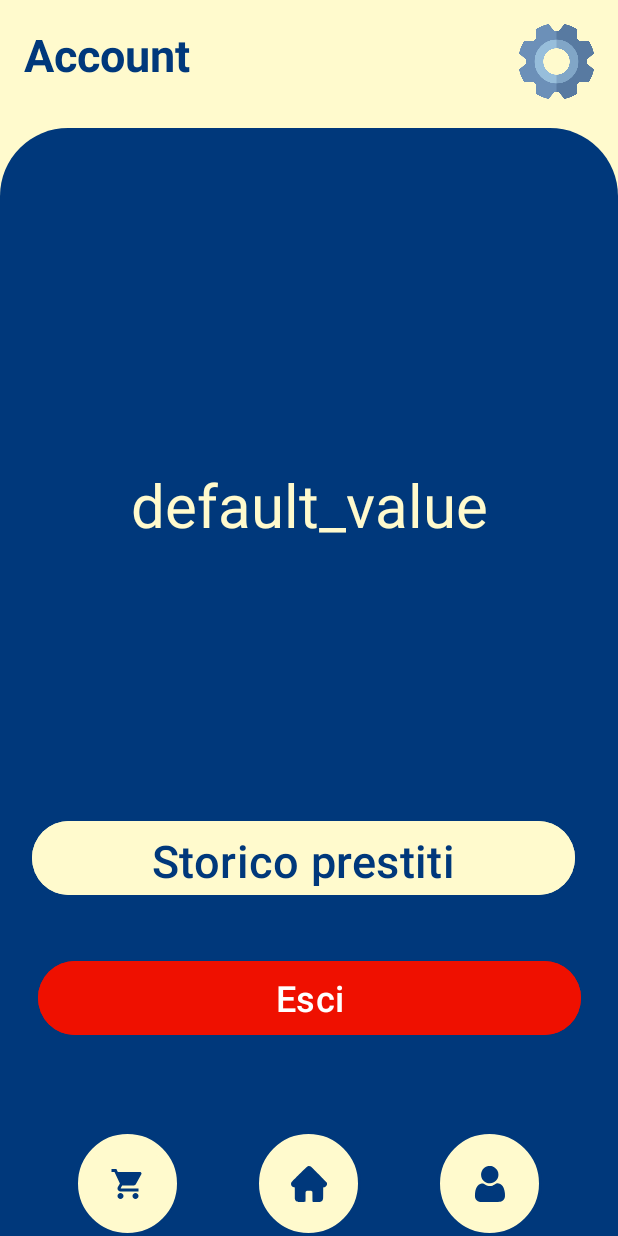
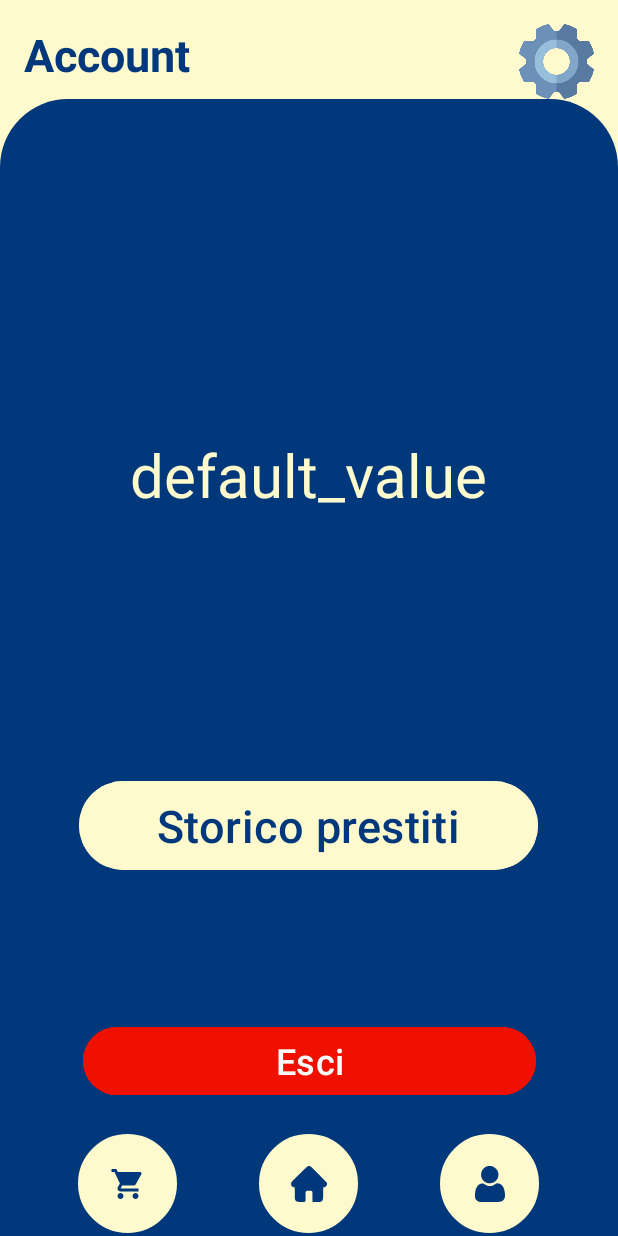
Before and after one commit to AntonioTagliafierro/TheLibrariansApp, an Android app: the ProfiloActivity screen opened directly, with no data from a screen before it, on a phone screen of 412 x 824 dp. Run offline under Robolectric (Android 15) with nearby library versions, the phone set to English and light mode, and no system bars.

Commit message:
sistemato layout view prestiti

```diff
--- a/app/src/main/java/com/example/thelibrariansapp/activity/HomeActivity.java
+++ b/app/src/main/java/com/example/thelibrariansapp/activity/HomeActivity.java
@@ -200,7 +200,6 @@ public class HomeActivity extends ImmersiveActivity {
                     // Caso 1: EditText vuoto e nessun genere selezionato
                     type = "allbooksavaiable";
                     filteredBooks = client.getFilteredBooks(type);
-                    runOnUiThread(() -> Toast.makeText(getApplicationContext(), "Nessun titolo o genere selezionato", Toast.LENGTH_SHORT).show());
                 } else if (!titolo.isEmpty() && genereSpinner.getSelectedItemPosition() != 0) {
                     // Caso 2: Titolo presente e genere selezionato
                     type = "totalfilteravaiable:" + titolo + ":" + genere;
@@ -220,7 +219,6 @@ public class HomeActivity extends ImmersiveActivity {
                     // Caso 1: EditText vuoto e nessun genere selezionato
                     type = "allbooks";
                     filteredBooks = client.getFilteredBooks(type);
-                    runOnUiThread(() -> Toast.makeText(getApplicationContext(), "Nessun titolo o genere selezionato", Toast.LENGTH_SHORT).show());
                 } else if (!titolo.isEmpty() && genereSpinner.getSelectedItemPosition() != 0) {
                     // Caso 2: Titolo presente e genere selezionato
                     type = "totalfilter:" + titolo + ":" + genere;
--- a/app/src/main/res/layout/activity_carrello.xml
+++ b/app/src/main/res/layout/activity_carrello.xml
@@ -9,7 +9,7 @@
     tools:context=".activity.CarrelloActivity">
 
     <TextView
-        android:id="@+id/storico"
+        android:id="@+id/carrello"
         android:layout_width="wrap_content"
         android:layout_height="wrap_content"
         android:layout_marginStart="16dp"
@@ -57,8 +57,8 @@
 
             <Button
                 android:id="@+id/orderBtn"
-                android:layout_width="365dp"
-                android:layout_height="50dp"
+                android:layout_width="327dp"
+                android:layout_height="52dp"
                 android:layout_marginStart="16dp"
                 android:layout_marginTop="18dp"
                 android:layout_marginEnd="16dp"
--- a/app/src/main/res/layout/activity_manage_books.xml
+++ b/app/src/main/res/layout/activity_manage_books.xml
@@ -12,14 +12,14 @@
         android:id="@+id/storico"
         android:layout_width="wrap_content"
         android:layout_height="wrap_content"
-        android:layout_marginStart="92dp"
+        android:layout_marginEnd="99dp"
         android:text="Storico prestiti"
         android:textColor="@color/navy"
         android:textSize="@dimen/title_dimen"
         android:textStyle="bold"
         app:layout_constraintBottom_toBottomOf="@+id/icon_app"
-        app:layout_constraintStart_toStartOf="parent"
         app:layout_constraintTop_toTopOf="@+id/icon_app"
+        app:layout_constraintStart_toEndOf="@id/backButton"
         app:layout_constraintVertical_bias="1.0" />
 
     <ScrollView
--- a/app/src/main/res/layout/activity_profilo.xml
+++ b/app/src/main/res/layout/activity_profilo.xml
@@ -1,4 +1,3 @@
-<?xml version="1.0" encoding="utf-8"?>
 <androidx.constraintlayout.widget.ConstraintLayout xmlns:android="http://schemas.android.com/apk/res/android"
     xmlns:app="http://schemas.android.com/apk/res-auto"
     xmlns:tools="http://schemas.android.com/tools"
@@ -6,33 +5,7 @@
     android:layout_width="match_parent"
     android:layout_height="match_parent"
     android:background="@color/lemon_cream"
-    android:fitsSystemWindows="true"
     tools:context=".activity.ProfiloActivity">
-
-
-    <LinearLayout
-        android:layout_width="match_parent"
-        android:layout_height="match_parent"
-        android:layout_marginTop="85dp"
-        android:layout_marginBottom="68dp"
-        android:backgroundTint="@color/navy"
-        android:background="@drawable/rounded_cont_top"
-        android:orientation="vertical"
-        app:layout_constraintBottom_toBottomOf="parent"
-        app:layout_constraintEnd_toEndOf="parent"
-        app:layout_constraintHorizontal_bias="0.0"
-        app:layout_constraintStart_toStartOf="parent"
-        app:layout_constraintTop_toTopOf="parent"></LinearLayout>
-
-    <ImageView
-        android:id="@+id/imageView"
-        android:layout_width="50dp"
-        android:layout_height="50dp"
-        android:layout_marginTop="16dp"
-        android:layout_marginEnd="16dp"
-        app:layout_constraintEnd_toEndOf="parent"
-        app:layout_constraintTop_toTopOf="parent"
-        app:srcCompat="@drawable/cogwheel" />
 
     <TextView
         android:id="@+id/settingsText"
@@ -48,45 +21,79 @@
         app:layout_constraintStart_toStartOf="parent"
         app:layout_constraintTop_toTopOf="parent" />
 
+    <ImageView
+        android:id="@+id/icon_app"
+        android:layout_width="50dp"
+        android:layout_height="50dp"
+        android:layout_marginTop="16dp"
+        android:layout_marginEnd="16dp"
+        app:layout_constraintEnd_toEndOf="parent"
+        app:layout_constraintTop_toTopOf="parent"
+        app:srcCompat="@drawable/cogwheel" />
+
+    <androidx.constraintlayout.widget.ConstraintLayout
+        android:id="@+id/linearLayout3"
+        android:layout_width="match_parent"
+        android:layout_height="0dp"
+        android:layout_marginBottom="68dp"
+        android:background="@drawable/rounded_cont_top"
+        android:backgroundTint="@color/navy"
+        app:layout_constraintBottom_toBottomOf="parent"
+        app:layout_constraintEnd_toEndOf="parent"
+        app:layout_constraintHorizontal_bias="1.0"
+        app:layout_constraintStart_toStartOf="parent"
+        app:layout_constraintTop_toBottomOf="@+id/icon_app"
+        app:layout_constraintVertical_bias="1.0">
+
         <TextView
             android:id="@+id/usernameText"
             android:layout_width="wrap_content"
             android:layout_height="wrap_content"
-        android:layout_marginBottom="180dp"
+            android:layout_marginStart="88dp"
+            android:layout_marginTop="85dp"
+            android:layout_marginEnd="89dp"
+            android:layout_marginBottom="36dp"
             android:text="Nome Utente"
             android:textAlignment="center"
             android:textColor="@color/lemon_cream"
             android:textSize="40dp"
             app:layout_constraintBottom_toTopOf="@+id/button"
             app:layout_constraintEnd_toEndOf="parent"
-        app:layout_constraintStart_toStartOf="parent" />
+            app:layout_constraintStart_toStartOf="parent"
+            app:layout_constraintTop_toTopOf="parent" />
+
+        <Button
+            android:id="@+id/button"
+            android:layout_width="306dp"
+            android:layout_height="67dp"
+            android:layout_marginStart="52dp"
+            android:layout_marginEnd="53dp"
+            android:layout_marginBottom="34dp"
+            android:backgroundTint="@color/lemon_cream"
+            android:text="Storico prestiti"
+            android:textColor="@color/navy"
+            android:textSize="30sp"
+            app:layout_constraintBottom_toBottomOf="parent"
+            app:layout_constraintEnd_toEndOf="parent"
+            app:layout_constraintStart_toStartOf="parent"
+            app:layout_constraintTop_toBottomOf="@+id/usernameText" />
+    </androidx.constraintlayout.widget.ConstraintLayout>
+
 
     <Button
         android:id="@+id/esciButton"
-        android:layout_width="362dp"
-        android:layout_height="57dp"
+        android:layout_width="302dp"
+        android:layout_height="53dp"
         android:layout_marginHorizontal="16dp"
-        android:layout_marginStart="10dp"
-        android:layout_marginEnd="10dp"
-        android:layout_marginBottom="60dp"
+        android:layout_marginBottom="20dp"
         android:backgroundTint="#EF1000"
         android:text="Esci"
+        android:textAlignment="center"
         android:textSize="24sp"
         app:cornerRadius="32dp"
-        app:layout_constraintBottom_toTopOf="@+id/linearLayout"
+        app:layout_constraintBottom_toTopOf="@+id/bottomButtonsLayout"
         app:layout_constraintEnd_toEndOf="parent"
         app:layout_constraintStart_toStartOf="parent" />
-
-
-    <LinearLayout
-        android:id="@+id/linearLayout"
-        android:layout_width="0dp"
-        android:layout_height="wrap_content"
-        android:orientation="horizontal"
-        app:layout_constraintBottom_toBottomOf="parent"
-        app:layout_constraintEnd_toEndOf="parent"
-        app:layout_constraintStart_toStartOf="parent">
-
 
     <include
         android:id="@+id/bottomButtonsLayout"
@@ -95,19 +102,4 @@
         android:layout_height="wrap_content"
         app:layout_constraintBottom_toBottomOf="parent" />
 
-    </LinearLayout>
-
-    <Button
-        android:id="@+id/button"
-        android:layout_width="362dp"
-        android:layout_height="57dp"
-        android:layout_marginStart="21dp"
-        android:layout_marginBottom="36dp"
-        android:backgroundTint="@color/lemon_cream"
-        android:text="Storico prestiti"
-        android:textColor="@color/navy"
-        android:textSize="30dp"
-        app:layout_constraintBottom_toTopOf="@+id/esciButton"
-        app:layout_constraintStart_toStartOf="parent" />
-
 </androidx.constraintlayout.widget.ConstraintLayout>
```
Also changed, not shown: app/src/main/res/layout/activity_home.xml (+11 -14 lines), app/src/main/res/layout/item_lendlease.xml (+32 -32 lines). Lines whose indentation alone changed are shown as unchanged.
